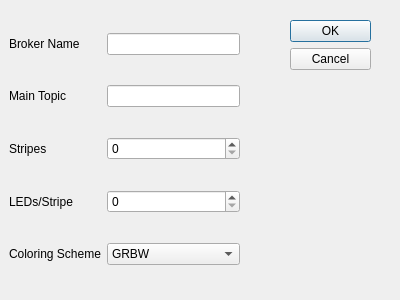
fabian727/MqttAmbi, file controler/settingswindow.ui: the form before one commit.
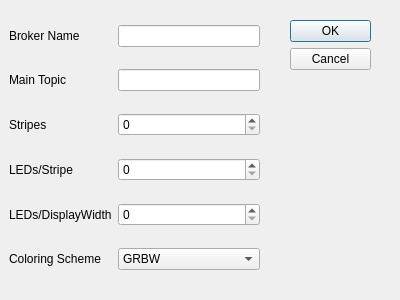
The form after the commit.

The edit to the form file:
```diff
--- a/controler/settingswindow.ui
+++ b/controler/settingswindow.ui
@@ -34,7 +34,7 @@
     <rect>
      <x>9</x>
      <y>9</y>
-     <width>231</width>
+     <width>251</width>
      <height>281</height>
     </rect>
    </property>
@@ -66,7 +66,7 @@
       </property>
      </widget>
     </item>
-    <item row="4" column="1">
+    <item row="5" column="1">
      <widget class="QComboBox" name="scheme">
       <item>
        <property name="text">
@@ -75,7 +75,7 @@
       </item>
      </widget>
     </item>
-    <item row="4" column="0">
+    <item row="5" column="0">
      <widget class="QLabel" name="label_scheme">
       <property name="text">
        <string>Coloring Scheme</string>
@@ -95,6 +95,16 @@
     <item row="0" column="1">
      <widget class="QLineEdit" name="broker"/>
     </item>
+    <item row="4" column="1">
+     <widget class="QSpinBox" name="ledsperdisplay"/>
+    </item>
+    <item row="4" column="0">
+     <widget class="QLabel" name="label_ledsperdisplay">
+      <property name="text">
+       <string>LEDs/DisplayWidth</string>
+      </property>
+     </widget>
+    </item>
    </layout>
    <zorder>label_stripes</zorder>
    <zorder>label_scheme</zorder>
```
Left out of the diff: 12 changed lines with no effect on the pictures.
